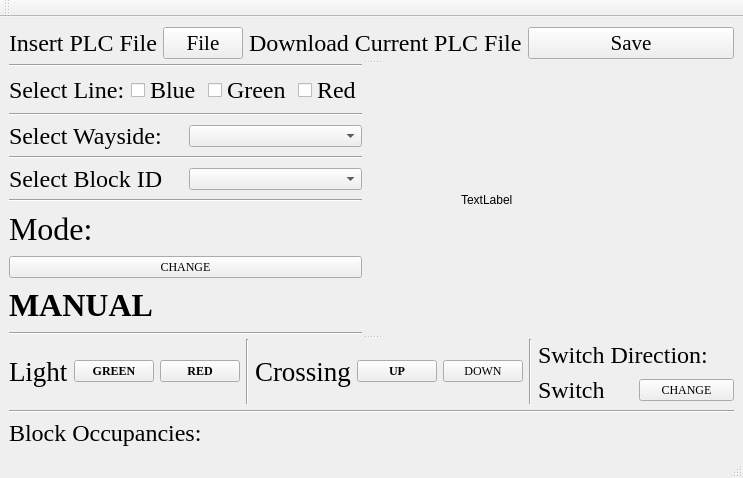
This is Wayside SW/Wayside_UI_Rough.ui in asmithie13/ECE-1140 as Qt 5 draws it before an edit. The edited form follows.
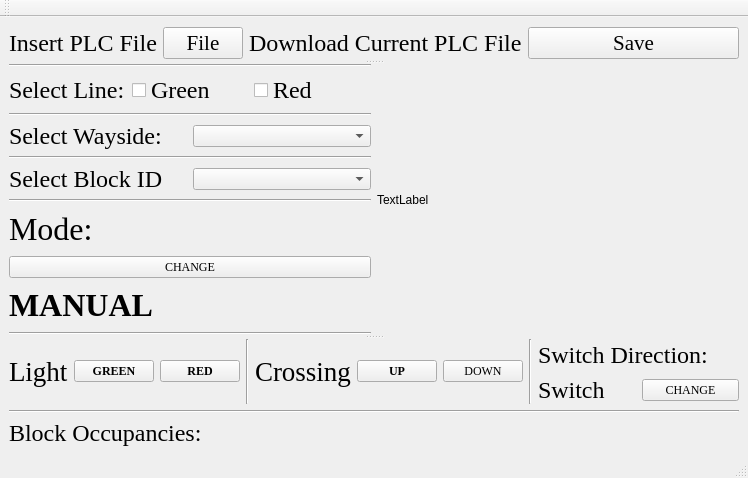
This is the edited form.

Commit message: Generalized switches to work for any switch block in the UI and removed some not needed blue line code.

```diff
--- a/Wayside SW/Wayside_UI_Rough.ui
+++ b/Wayside SW/Wayside_UI_Rough.ui
@@ -6,7 +6,7 @@
    <rect>
     <x>0</x>
     <y>0</y>
-    <width>743</width>
+    <width>748</width>
     <height>478</height>
    </rect>
   </property>
@@ -153,19 +153,6 @@
               </property>
              </widget>
             </item>
-            <item>
-             <widget class="QCheckBox" name="selectLine">
-              <property name="font">
-               <font>
-                <family>Times New Roman</family>
-                <pointsize>18</pointsize>
-               </font>
-              </property>
-              <property name="text">
-               <string>Blue</string>
-              </property>
-             </widget>
-            </item>
             <item>
              <widget class="QCheckBox" name="selectGreenLine">
               <property name="font">
@@ -308,13 +295,6 @@
           </item>
          </layout>
         </item>
-        <item>
-         <widget class="QLabel" name="label_15">
-          <property name="text">
-           <string/>
-          </property>
-         </widget>
-        </item>
         <item>
          <widget class="QLabel" name="label_17">
           <property name="text">
@@ -322,20 +302,6 @@
           </property>
          </widget>
         </item>
-        <item>
-         <widget class="QLabel" name="label_14">
-          <property name="text">
-           <string/>
-          </property>
-         </widget>
-        </item>
-        <item>
-         <widget class="QLabel" name="label_13">
-          <property name="text">
-           <string/>
-          </property>
-         </widget>
-        </item>
        </layout>
       </widget>
       <widget class="QWidget" name="layoutWidget">
```
The commit also changes 1 other file.
